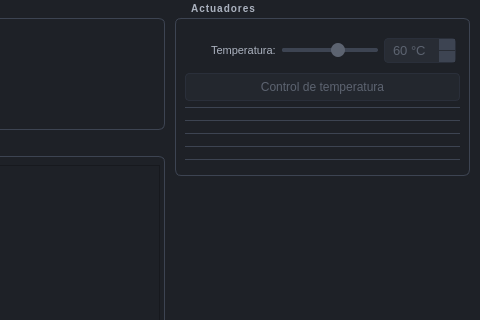
First picture: the form in assets/ui/main_window.ui, repository giulianoturpia1/PolyConLab_SCADA, before the edit; both pictures show x 800 to 1280 and y 85 to 405 of the 1280 by 800 pixel window.
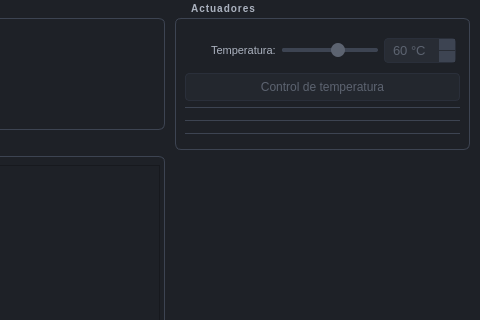
Second picture: the form after the edit. Custom widgets are drawn as their Qt base class.

The edit to the form file:
```diff
--- a/assets/ui/main_window.ui
+++ b/assets/ui/main_window.ui
@@ -500,30 +500,6 @@
                <property name="frameShadow"><enum>QFrame::Plain</enum></property>
               </widget>
              </item>
-             <item>
-              <widget class="ActuatorRow" name="row_valve2"/>
-             </item>
-             <item>
-              <widget class="QFrame" name="sep_act4">
-               <property name="minimumSize"><size><width>0</width><height>1</height></size></property>
-               <property name="maximumSize"><size><width>16777215</width><height>1</height></size></property>
-               <property name="styleSheet"><string notr="true">background: #3D4452; border: none;</string></property>
-               <property name="frameShape"><enum>QFrame::HLine</enum></property>
-               <property name="frameShadow"><enum>QFrame::Plain</enum></property>
-              </widget>
-             </item>
-             <item>
-              <widget class="ActuatorRow" name="row_chiller"/>
-             </item>
-             <item>
-              <widget class="QFrame" name="sep_act5">
-               <property name="minimumSize"><size><width>0</width><height>1</height></size></property>
-               <property name="maximumSize"><size><width>16777215</width><height>1</height></size></property>
-               <property name="styleSheet"><string notr="true">background: #3D4452; border: none;</string></property>
-               <property name="frameShape"><enum>QFrame::HLine</enum></property>
-               <property name="frameShadow"><enum>QFrame::Plain</enum></property>
-              </widget>
-             </item>
              <item>
               <widget class="ActuatorRow" name="row_mixer"/>
              </item>
```
